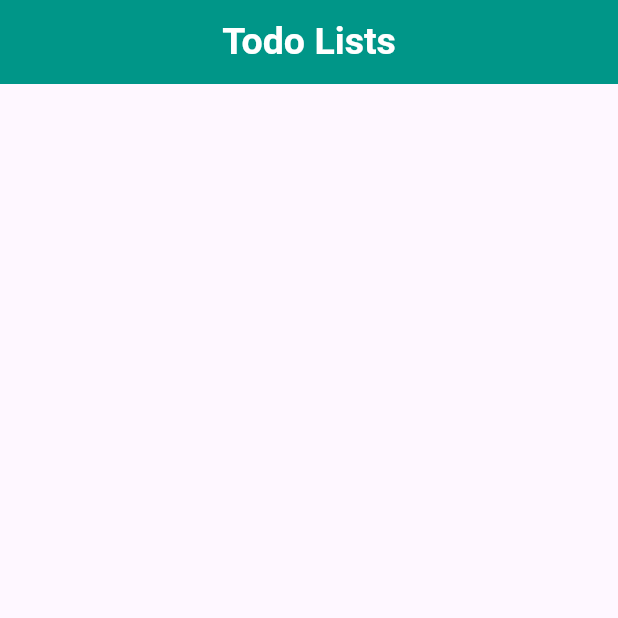
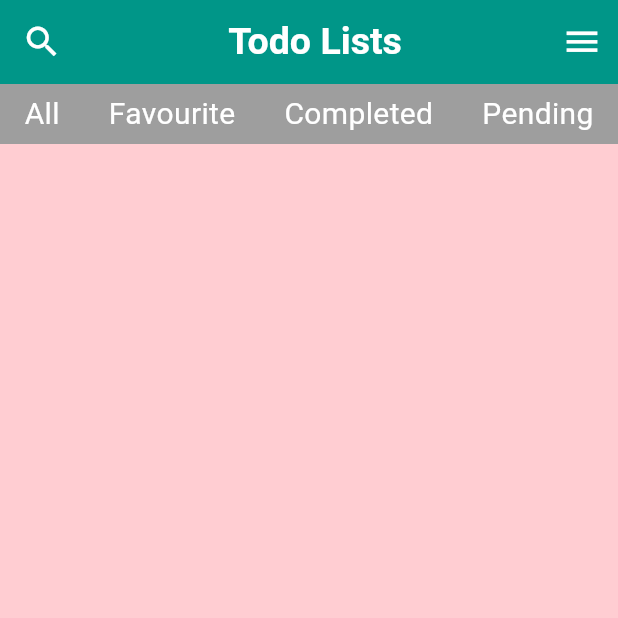
Before and after one commit to RaviBhatt01/Todo-List-App, a Flutter app: the screen it shows after launch, on a phone screen of 412 x 824 dp, the top half of it. Run offline on Flutter 3.47's test engine with Material 3 defaults, Android fonts, the phone set to English and light mode, and no system bars.

```diff
--- a/lib/Pages/Homepage.dart
+++ b/lib/Pages/Homepage.dart
@@ -10,9 +10,44 @@ class homepage extends StatefulWidget {
 class _homepageState extends State<homepage> {
   @override
   Widget build(BuildContext context) {
-    return Scaffold(
-        appBar: appBar(),
-        body: Container(),
+    return Scaffold(appBar: appBar(), body: buildContainer());
+  }
+
+  Column buildContainer() {
+    return Column(
+      children: [
+        Container(
+          height: 40,
+          decoration: BoxDecoration(color: Colors.grey),
+          child: Row(
+            mainAxisAlignment: MainAxisAlignment.spaceAround,
+            children: [
+              Text("All", style: TextStyle(color: Colors.white, fontSize: 20)),
+              Text(
+                "Favourite",
+                style: TextStyle(color: Colors.white, fontSize: 20),
+              ),
+              Text(
+                "Completed",
+                style: TextStyle(color: Colors.white, fontSize: 20),
+              ),
+              Text(
+                "Pending",
+                style: TextStyle(color: Colors.white, fontSize: 20),
+              ),
+            ],
+          ),
+        ),
+        Expanded(
+          child: PageView(
+            children: [
+              Container(color: Colors.red[100]),
+              Container(color: Colors.green[100]),
+              Container(color: Colors.blue[100]),
+            ],
+          ),
+        ),
+      ],
     );
   }
 
@@ -29,6 +64,18 @@ class _homepageState extends State<homepage> {
           ),
         ),
       ),
+      leading: IconButton(
+        onPressed: () {},
+        icon: Icon(Icons.search, size: 27),
+        color: Colors.white,
+      ),
+      actions: [
+        IconButton(
+          onPressed: () {},
+          icon: Icon(Icons.menu, size: 27),
+          color: Colors.white,
+        ),
+      ],
     );
   }
 }
```
